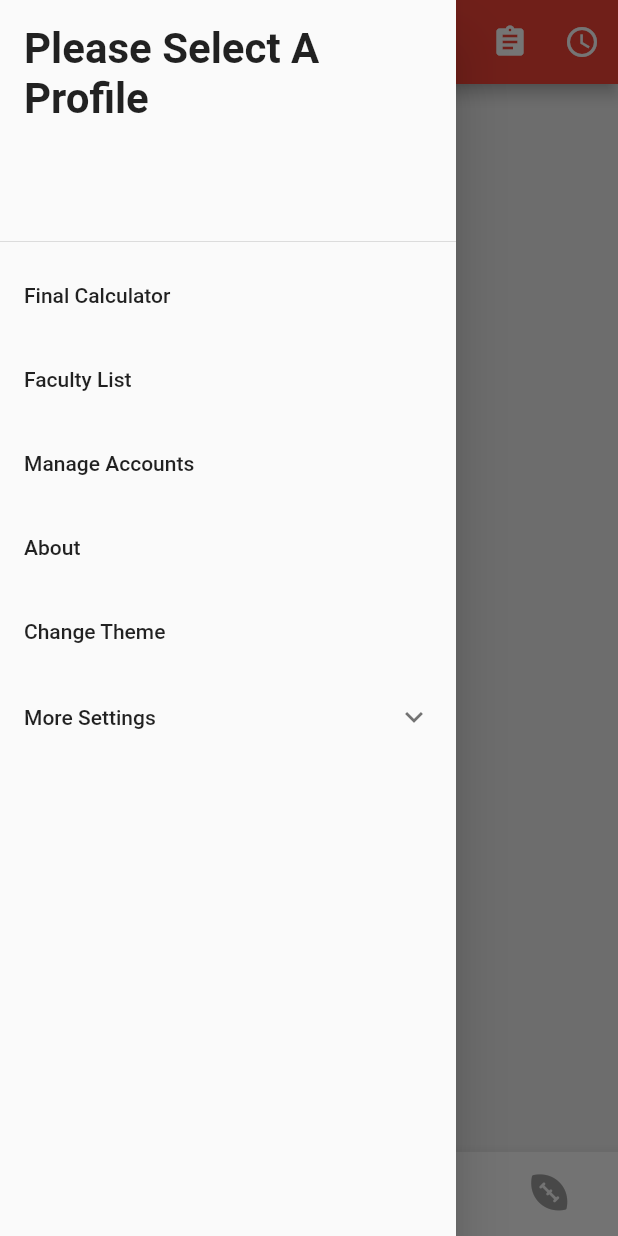
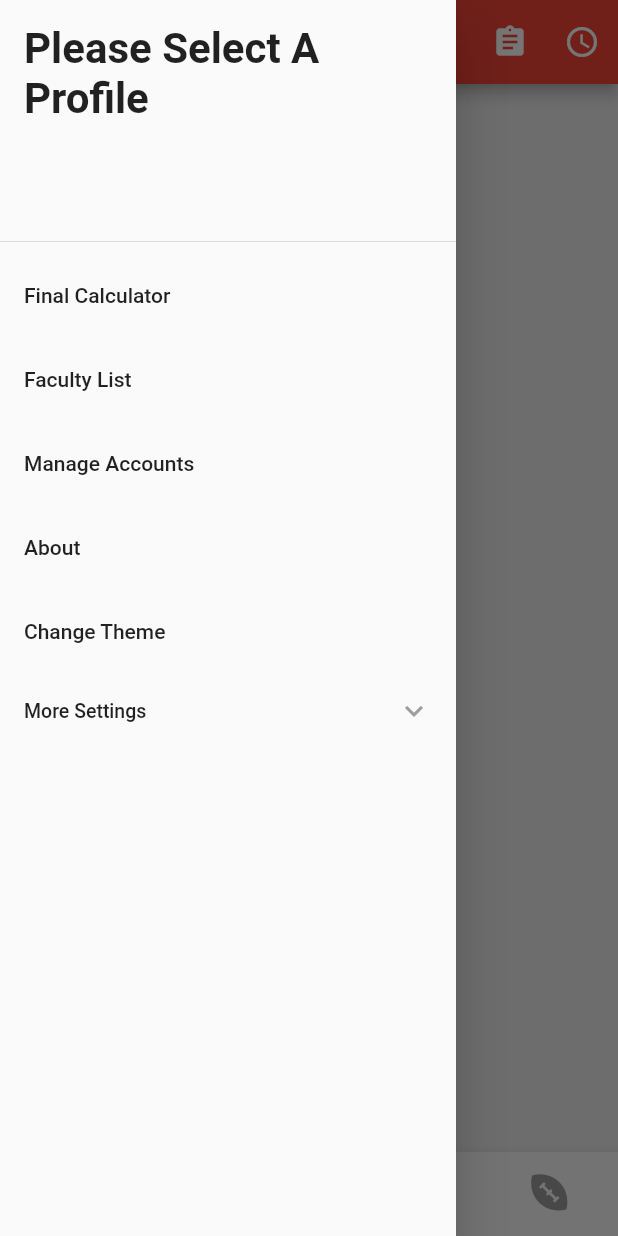
Before and after one commit to qwetboy10/CyWoodsAppFlutter, a Flutter app: the screen it shows after launch, item 2 of the bottom bar chosen, with the side drawer open, on a phone screen of 412 x 824 dp. Run offline on Flutter 3.47's test engine with Material 2 defaults, Android fonts, the light colour scheme and no system bars; our stand-ins replace charts_flutter, dynamic_theme, flutter_local_notifications, font_awesome_flutter, logger, shared_preferences; missing offline and left inert: background_fetch, clipboard_manager, device_id, logger_flutter; network calls fail; statements that could not run were skipped.

Commit message:
fuck ronak

```diff
--- a/lib/main.dart
+++ b/lib/main.dart
@@ -235,7 +235,7 @@ class WidgetContainerState extends State<WidgetContainer> {
   int lunch;
   WidgetContainerState(SharedPreferences prefs) {
     seconds = prefs.getBool("SECONDS") ?? false;
-   lunch = prefs.getInt("DEFAULTLUNCH");
+    lunch = prefs.getInt("DEFAULTLUNCH");
   }
   SharedPreferences prefs;
   int currentScreen = 0;
@@ -552,8 +552,13 @@ class WidgetContainerState extends State<WidgetContainer> {
                 }
               }),
             ),
-            ExpansionTile(
-              title: Text('More Settings'),
+            custom.ExpansionTile(
+              title: Text(
+                'More Settings',
+                //style:
+                 //   TextStyle(color: Theme.of(context).colorScheme.onSurface),
+              ),
+              headerBackgroundColor: Theme.of(context).canvasColor,
               children: <Widget>[
                 ListTile(
                   title: Text('Show seconds on schedule?'),
@@ -600,7 +605,6 @@ class WidgetContainerState extends State<WidgetContainer> {
                     ],
                   ),
                 ),
-
               ],
             )
           ].where((dynamic d) => d != null).toList(),
--- a/pubspec.yaml
+++ b/pubspec.yaml
@@ -11,7 +11,7 @@ description: Cypress Woods Official App
 # In iOS, build-name is used as CFBundleShortVersionString while build-number used as CFBundleVersion.
 # Read more about iOS versioning at
 # https://developer.apple.com/library/archive/documentation/General/Reference/InfoPlistKeyReference/Articles/CoreFoundationKeys.html
-version: 1.0.5+5
+version: 1.0.7+7
 
 environment:
   sdk: ">=2.3.1-dev.1.0 <3.0.0"
```
Also changed, not shown: lib/grades.dart (+11 -2 lines).
